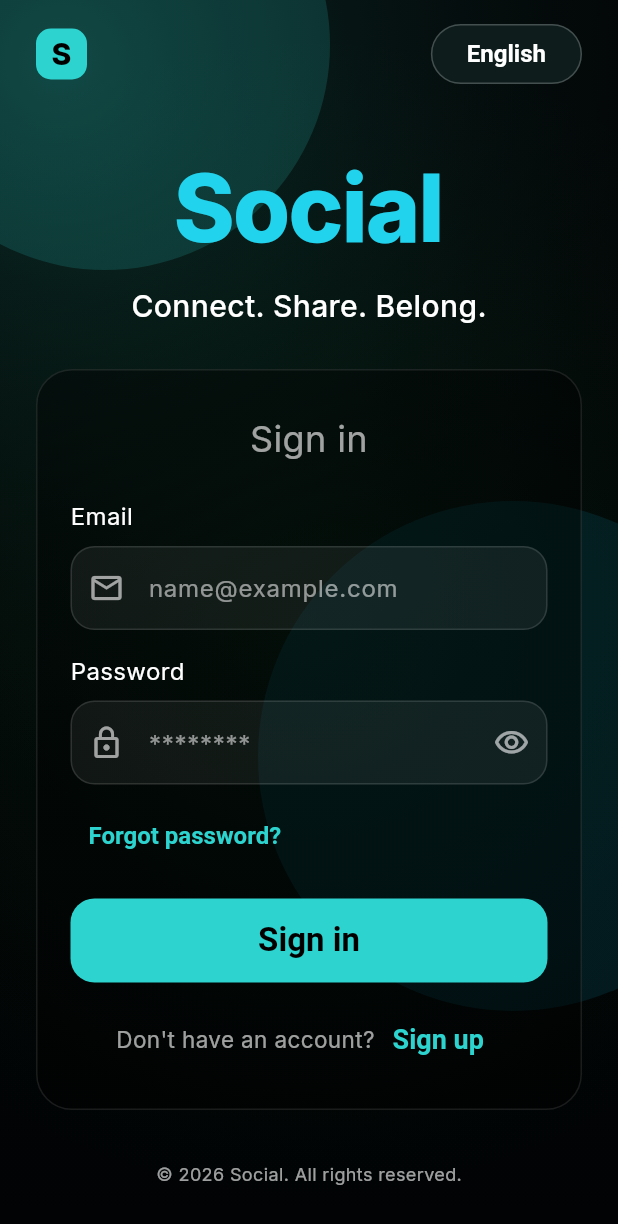
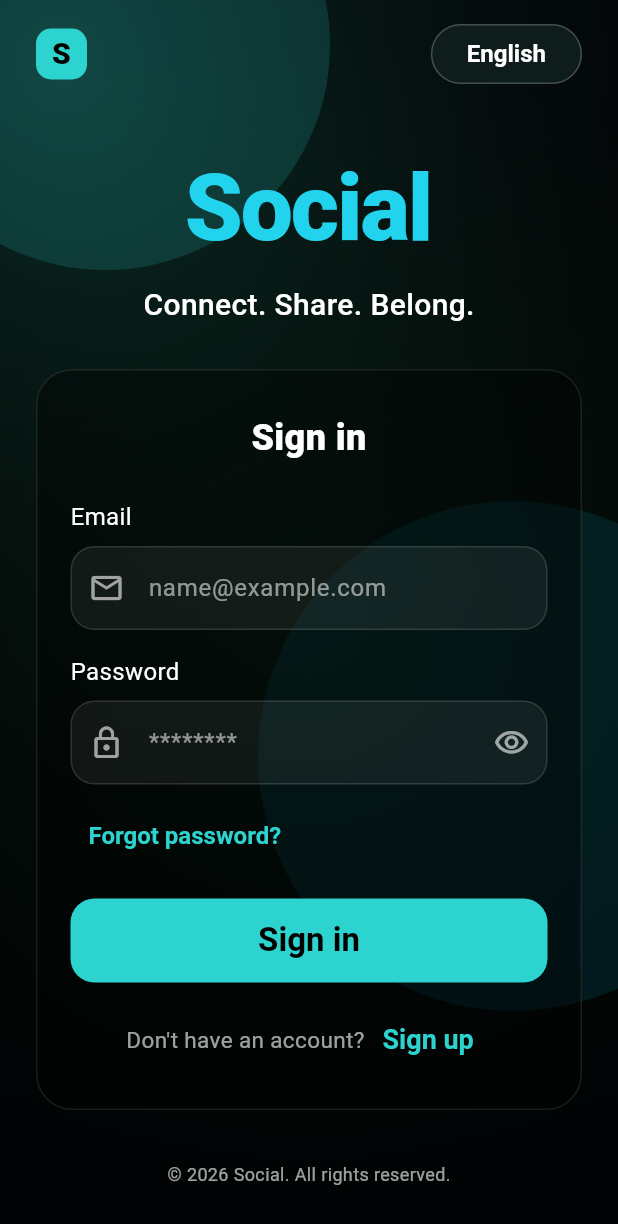
Before and after one commit to robertfrost74/not-alone, a Flutter app: the screen it shows after launch, on a phone screen of 412 x 824 dp. Shown: the top 1224 px of the screen. Run offline on Flutter 3.47's test engine with Material 3 defaults, Android fonts, the phone set to English and light mode, and no system bars; our stand-ins replace supabase_flutter; accounts and stored records are empty.

Commit message:
Refine typography and auth screen styling

```diff
--- a/lib/main.dart
+++ b/lib/main.dart
@@ -1,6 +1,5 @@
 import 'package:flutter/material.dart';
 import 'package:flutter_localizations/flutter_localizations.dart';
-import 'package:google_fonts/google_fonts.dart';
 import 'package:supabase_flutter/supabase_flutter.dart';
 
 import 'state/app_state.dart';
@@ -45,6 +44,9 @@ class _NotAloneAppState extends State<NotAloneApp> {
       animation: _appState,
       builder: (context, _) {
         final user = Supabase.instance.client.auth.currentUser;
+        const sfPro = '.SF Pro Text';
+        final sfTextTheme =
+            ThemeData(useMaterial3: true).textTheme.apply(fontFamily: sfPro);
 
         return MaterialApp(
           debugShowCheckedModeBanner: false,
@@ -55,8 +57,9 @@ class _NotAloneAppState extends State<NotAloneApp> {
             colorScheme: ColorScheme.fromSeed(
               seedColor: const Color(0xFF2DD4CF),
             ),
-            textTheme: GoogleFonts.interTextTheme(),
-            primaryTextTheme: GoogleFonts.interTextTheme(),
+            fontFamily: sfPro,
+            textTheme: sfTextTheme,
+            primaryTextTheme: sfTextTheme,
             filledButtonTheme: FilledButtonThemeData(
               style: FilledButton.styleFrom(
                 backgroundColor: const Color(0xFF2DD4CF),
--- a/lib/screens/welcome_screen.dart
+++ b/lib/screens/welcome_screen.dart
@@ -335,7 +335,11 @@ class _WelcomeScreenState extends State<WelcomeScreen> {
                               ? _t('Sign up', 'Registrera dig')
                               : _t('Sign in', 'Logga in'),
                           textAlign: TextAlign.center,
-                          style: TextStyle(color: textMuted, fontSize: 24),
+                          style: const TextStyle(
+                            color: Colors.white,
+                            fontSize: 24,
+                            fontWeight: FontWeight.w800,
+                          ),
                         ),
                         const SizedBox(height: 24),
                         Text(
@@ -448,7 +452,7 @@ class _WelcomeScreenState extends State<WelcomeScreen> {
                                         : _t('Sign in', 'Logga in'),
                                     style: const TextStyle(
                                         fontSize: 22,
-                                        fontWeight: FontWeight.w600),
+                                        fontWeight: FontWeight.w700),
                                   ),
                           ),
                         ),
```
